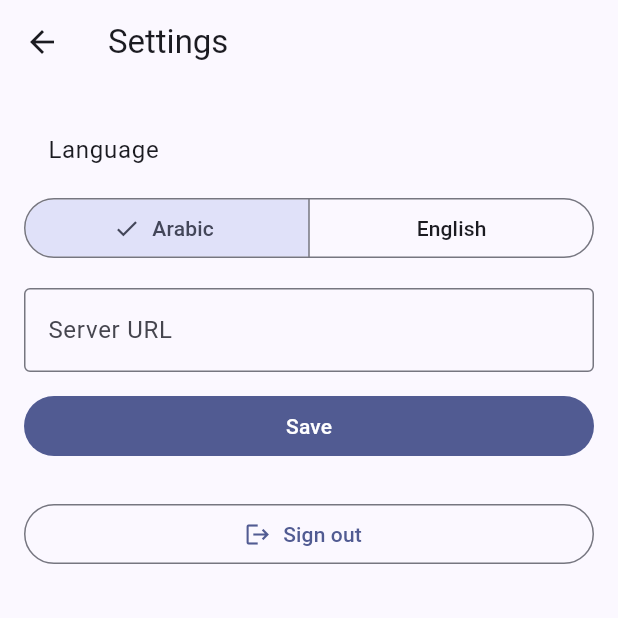
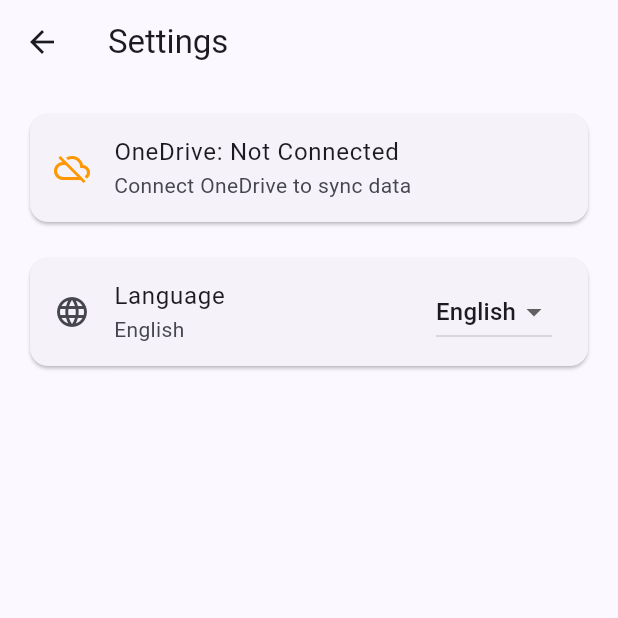
Before and after one commit to samaalfurat2-sys/daily-production-report, a Flutter app: the SettingsScreen screen opened directly, on a phone screen of 412 x 824 dp, the top half of it. Run offline on Flutter 3.47's test engine with Material 3 defaults, Android fonts, the phone set to English and light mode, and no system bars; our stand-ins replace shared_preferences; accounts and stored records are empty; generated files the repository leaves out were written again.

Commit message:
feat: serverless OneDrive database - remove backend server requirement

```diff
--- a/frontend_template/lib/screens/settings_screen.dart
+++ b/frontend_template/lib/screens/settings_screen.dart
@@ -4,48 +4,113 @@
 
 import '../app_state.dart';
 
-class SettingsScreen extends StatelessWidget {
+class SettingsScreen extends StatefulWidget {
   const SettingsScreen({super.key});
 
+  @override
+  State<SettingsScreen> createState() => _SettingsScreenState();
+}
+
+class _SettingsScreenState extends State<SettingsScreen> {
   @override
   Widget build(BuildContext context) {
     final t = AppLocalizations.of(context)!;
     final appState = context.watch<AppState>();
-    final serverController = TextEditingController(text: appState.serverUrl);
 
     return Scaffold(
-      appBar: AppBar(title: Text(t.settings)),
-      body: Padding(
+      appBar: AppBar(
+        title: Text(t.settings),
+      ),
+      body: ListView(
         padding: const EdgeInsets.all(16),
-        child: ListView(
-          children: [
-            ListTile(title: Text(t.language)),
-            SegmentedButton<Locale>(
-              segments: [
-                ButtonSegment(value: const Locale('ar'), label: Text(t.arabic)),
-                ButtonSegment(value: const Locale('en'), label: Text(t.english)),
-              ],
-              selected: {appState.locale ?? const Locale('ar')},
-              onSelectionChanged: (s) => appState.setLocale(s.first),
+        children: [
+          // OneDrive connection status
+          Card(
+            child: ListTile(
+              leading: Icon(
+                appState.isConnectedToOneDrive ? Icons.cloud_done : Icons.cloud_off,
+                color: appState.isConnectedToOneDrive ? Colors.green : Colors.orange,
+              ),
+              title: Text(
+                appState.isConnectedToOneDrive
+                    ? 'OneDrive: Connected'
+                    : 'OneDrive: Not Connected',
+              ),
+              subtitle: Text(
+                appState.isConnectedToOneDrive
+                    ? 'Data is synced to OneDrive'
+                    : 'Connect OneDrive to sync data',
+              ),
+              trailing: appState.isConnectedToOneDrive
+                  ? TextButton(
+                      onPressed: () async {
+                        await appState.disconnectOneDrive();
+                      },
+                      child: const Text('Disconnect'),
+                    )
+                  : null,
+            ),
+          ),
+          const SizedBox(height: 16),
+
+          // Language selector
+          Card(
+            child: ListTile(
+              leading: const Icon(Icons.language),
+              title: Text(t.language),
+              subtitle: Text(
+                appState.locale?.languageCode == 'ar' ? t.arabic : t.english,
+              ),
+              trailing: DropdownButton<String>(
+                value: appState.locale?.languageCode ?? 'en',
+                onChanged: (value) {
+                  if (value != null) {
+                    appState.setLocale(Locale(value));
+                  }
+                },
+                items: [
+                  DropdownMenuItem(value: 'ar', child: Text(t.arabic)),
+                  DropdownMenuItem(value: 'en', child: Text(t.english)),
+                ],
+              ),
+            ),
+          ),
+          const SizedBox(height: 16),
+
+          // User info
+          if (appState.isLoggedIn) ...[
+            Card(
+              child: Padding(
+                padding: const EdgeInsets.all(16),
+                child: Column(
+                  crossAxisAlignment: CrossAxisAlignment.start,
+                  children: [
+                    Text(
+                      'User: \${appState.token}',
+                      style: const TextStyle(fontWeight: FontWeight.bold),
+                    ),
+                    const SizedBox(height: 8),
+                    Text('Roles: \${appState.roles.join(', ')}'),
+                    const SizedBox(height: 8),
+                    Text(
+                      'Warehouse access: \${appState.canSeeWarehouse ? 'Yes' : 'No'}',
+                    ),
+                  ],
+                ),
+              ),
             ),
             const SizedBox(height: 16),
-            TextField(
-              controller: serverController,
-              decoration: InputDecoration(labelText: t.serverUrl, border: const OutlineInputBorder()),
+          ],
+
+          // Logout button
+          if (appState.isLoggedIn)
+            FilledButton(
+              onPressed: () async {
+                await appState.logout();
+              },
+              child: Text(t.signOut),
             ),
-            const SizedBox(height: 12),
-            FilledButton(
-              onPressed: () => appState.setServerUrl(serverController.text),
-              child: Text(t.save),
-            ),
-            const SizedBox(height: 24),
-            OutlinedButton.icon(
-              onPressed: () => appState.logout(),
-              icon: const Icon(Icons.logout),
-              label: Text(t.signOut),
-            ),
-          ],
-        ),
+        ],
       ),
     );
   }
```
